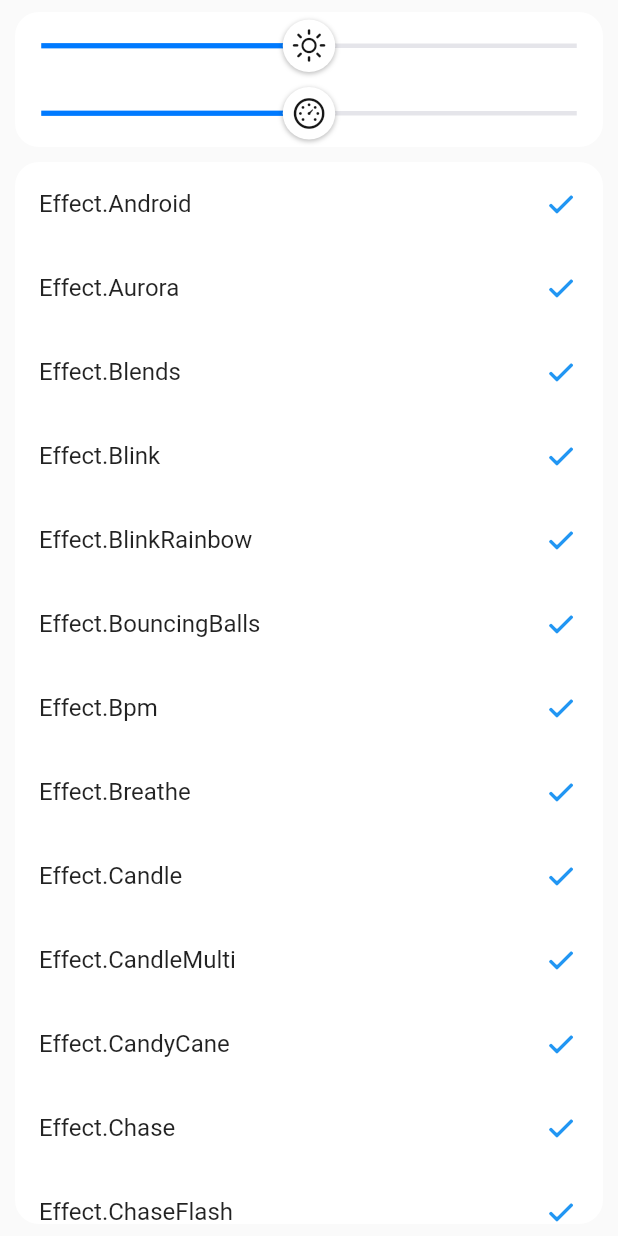
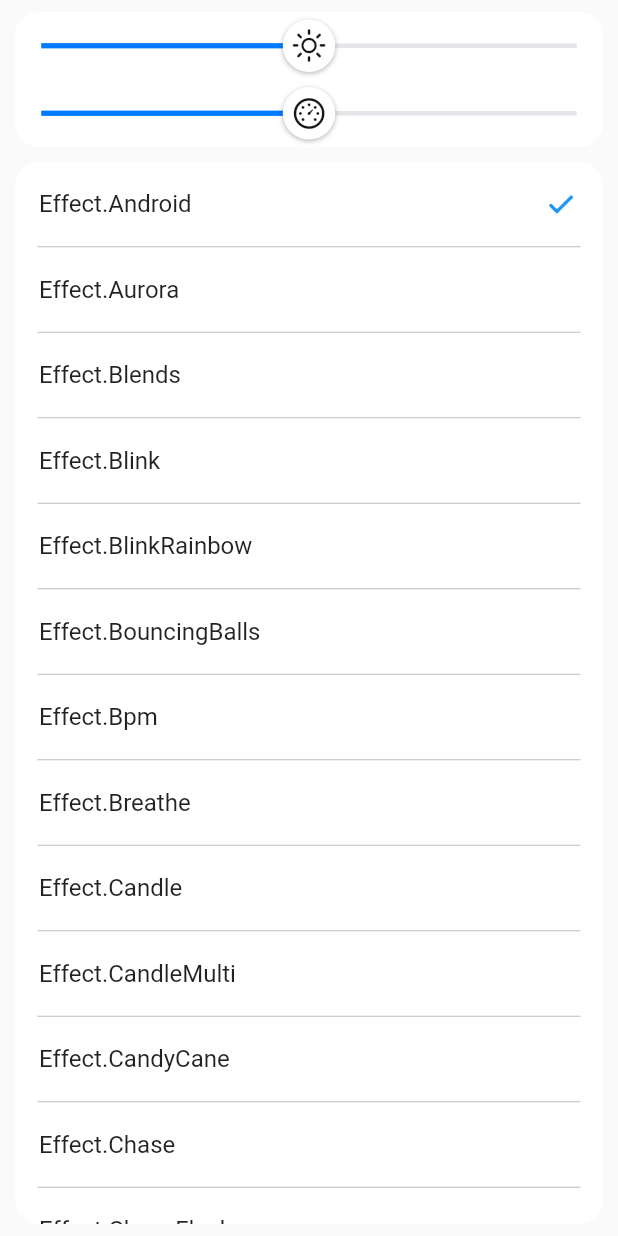
Before and after one commit to Light-Master/LightMaster, a Flutter app: the EffectsLightSettings widget shown alone on an empty page, opened directly, on a phone screen of 412 x 824 dp. Run offline on Flutter 3.47's test engine with Material 2 defaults, Android fonts, the light colour scheme and no system bars; drawn by our look-alikes of flutter_xlider; our stand-ins replace scroll_to_index, tuple; missing offline and left inert: flex_color_picker, flutter_custom_cards, flutter_radio_button_group.

Commit message:
implement Effect LightSettings screen

```diff
--- a/light_master_app/lib/core/models/light.dart
+++ b/light_master_app/lib/core/models/light.dart
@@ -11,7 +11,7 @@ class SolidLight extends Light {
 }
 
 class EffectLight extends Light {
-  final String effect;
+  final Effect effect;
   final double brightness;
   final double speed;
 
--- a/light_master_app/lib/widgets/effects_light_settings.dart
+++ b/light_master_app/lib/widgets/effects_light_settings.dart
@@ -1,6 +1,5 @@
 import 'package:flutter/cupertino.dart';
 import 'package:flutter/material.dart';
-import 'package:flutter_xlider/flutter_xlider.dart';
 import 'package:light_master_app/core/models/light.dart';
 import 'package:light_master_app/core/models/light_source.dart';
 import 'package:light_master_app/widgets/slider.dart';
@@ -13,10 +12,16 @@ class EffectsLightSettings extends StatelessWidget {
   final sliderIconColor = CupertinoColors.darkBackgroundGray;
   final double sliderIconSize = 24;
 
+  final double dividerHorizontalPadding = 15;
+
   @override
   Widget build(BuildContext context) {
-    return Consumer<LightSource>(
-        builder: (builder, lightSource, child) => Column(children: [
+    return Consumer<LightSource>(builder: (builder, lightSource, child) {
+      if (lightSource.light is SolidLight) {
+        lightSource.light = EffectLight(Effect.Android, 50, 50);
+      }
+      var effectLight = lightSource.light as EffectLight;
+      return Column(children: [
         Row(children: [
           Expanded(
               child: Container(
@@ -28,6 +33,7 @@ class EffectsLightSettings extends StatelessWidget {
                         children: [
                           Expanded(
                               child: LMSlider(
+                                  effectLight.brightness,
                                   0,
                                   100,
                                   Icon(
@@ -35,14 +41,16 @@ class EffectsLightSettings extends StatelessWidget {
                                     color: sliderIconColor,
                                     size: sliderIconSize,
                                   ),
-                                        (newValue) => print(
-                                            "setting effect brightness to $newValue")))
+                                  (newBrightness) => lightSource.light =
+                                      EffectLight(effectLight.effect,
+                                          newBrightness, effectLight.speed)))
                         ],
                       ),
                       Row(
                         children: [
                           Expanded(
                               child: LMSlider(
+                                  50,
                                   0,
                                   100,
                                   Icon(
@@ -50,8 +58,10 @@ class EffectsLightSettings extends StatelessWidget {
                                     color: sliderIconColor,
                                     size: sliderIconSize,
                                   ),
-                                        (newValue) => print(
-                                            "setting effect speed to $newValue")))
+                                  (newSpeed) => lightSource.light = EffectLight(
+                                      effectLight.effect,
+                                      effectLight.brightness,
+                                      newSpeed)))
                         ],
                       )
                     ],
@@ -60,89 +70,53 @@ class EffectsLightSettings extends StatelessWidget {
         Expanded(
             child: Container(
                 decoration: roundedCardDecoration,
-                      margin: EdgeInsets.only(
-                          top: 10, left: 10, right: 10, bottom: 8),
+                margin:
+                    EdgeInsets.only(top: 10, left: 10, right: 10, bottom: 8),
                 child: ListView(
                   children: Effect.values
-                            .map((e) => ListTile(
+                      .asMap()
+                      .entries
+                      .map((entry) {
+                        var currentEffect = entry.value;
+                        var firstEntry = entry.key == 0;
+
+                        var listEntry = ListTile(
                             title: Text(
-                                  e.toString(),
+                              currentEffect.toString(),
                             ),
-                                trailing: (Icon(
+                            onTap: () {
+                              var effectLight =
+                                  lightSource.light as EffectLight;
+                              lightSource.light = EffectLight(currentEffect,
+                                  effectLight.brightness, effectLight.speed);
+                            },
+                            trailing: lightSource.light is EffectLight &&
+                                    (lightSource.light as EffectLight).effect ==
+                                        currentEffect
+                                ? Icon(
                                     CupertinoIcons.checkmark_alt,
                                     color: Colors.blue,
-                                ))))
+                                  )
+                                : null);
+
+                        if (firstEntry) {
+                          return [listEntry];
+                        } else {
+                          return [
+                            Padding(
+                                padding: EdgeInsets.only(
+                                    left: dividerHorizontalPadding,
+                                    right: dividerHorizontalPadding),
+                                child: Divider(
+                                    height: 1, color: Colors.grey[400])),
+                            listEntry
+                          ];
+                        }
+                      })
+                      .expand((element) => element)
                       .toList(),
                 )))
-            ]));
-    // Consumer<LightSource>(
-    //     builder: (builder, lightSource, child) => Material(
-    //         child: ListView(
-    //             children: Effect.values
-    //                 .map((e) => ListTile(
-    //                     title: Text(
-    //                       e.toString(),
-    //                     ),
-    //                     trailing: (Icon(
-    //                       CupertinoIcons.checkmark_alt,
-    //                       color: Colors.blue,
-    //                     ))))
-    //                 .toList())))
+      ]);
+    });
   }
 }
-
-// class _EffectsLightSettingsState extends State<EffectsLightSettings> {
-//   final List<String> effects = [
-//     "Solid",
-//     "Effect1",
-//     "Effect2",
-//     "Effect3",
-//     "Effect4",
-//     "Effect5",
-//     "Effect6",
-//     "Effect7",
-//     "Effect8",
-//     "Effect9",
-//     "Effect10",
-//     "Effect12",
-//     "Effect13",
-//     "Effect14",
-//     "Effect15",
-//     "Effect16",
-//     "Effect17",
-//     "Effect18",
-//     "Effect19"
-//   ];
-//   int selectedIndex = 0;
-
-//   @override
-//   Widget build(BuildContext context) {
-// return Material(
-//     child: ListView.builder(
-//   // Let the ListView know how many items it needs to build.
-//   itemCount: effects.length,
-//   // Provide a builder function. This is where the magic happens.
-//   // Convert each item into a widget based on the type of item it is.
-//   itemBuilder: (context, index) {
-//     final item = effects[index];
-//     return Column(
-//       children: <Widget>[
-//         ListTile(
-//           title: Text(item),
-//           trailing: selectedIndex == index
-//               ? Icon(
-//                   CupertinoIcons.check_mark,
-//                   color: Colors.blue,
-//                 )
-//               : null,
-//           onTap: () => setState(() {
-//             selectedIndex = index;
-//           }),
-//         ),
-//         Divider(), //                           <-- Divider
-//       ],
-//     );
-//   },
-// ));
-//   }
-// }
--- a/light_master_app/lib/widgets/light_settings_sheet_footer.dart
+++ b/light_master_app/lib/widgets/light_settings_sheet_footer.dart
@@ -2,63 +2,15 @@ import 'package:flutter/cupertino.dart';
 import 'package:flutter/material.dart';
 import 'package:flutter_xlider/flutter_xlider.dart';
 
-class LightSettingsSheetFooter extends StatefulWidget {
+class LightSettingsSheetFooter extends StatelessWidget {
   final VoidCallback cancelCallback;
 
   LightSettingsSheetFooter(this.cancelCallback);
 
   @override
-  _LightSettingsSheetFooterState createState() =>
-      _LightSettingsSheetFooterState();
-}
-
-class _LightSettingsSheetFooterState extends State<LightSettingsSheetFooter> {
-  double _brightnessValue = 100;
-  double _speedValue = 100;
-  double _intensityValue = 100;
-
-  @override
   Widget build(BuildContext context) {
     final double buttonWidth = 150;
-
-    final sliderTrackBar = FlutterSliderTrackBar(
-        activeTrackBar: BoxDecoration(
-          color: CupertinoColors.activeBlue,
-        ),
-        inactiveTrackBar:
-            BoxDecoration(color: CupertinoColors.lightBackgroundGray));
-
     return Column(children: [
-      // FlutterSlider(
-      //   values: [_speedValue],
-      //   max: 255,
-      //   min: 0,
-      //   onDragging: (handlerIndex, lowerValue, upperValue) =>
-      //       setState(() => _speedValue = lowerValue),
-      //   trackBar: sliderTrackBar,
-      //   handler: FlutterSliderHandler(
-      //     child: Icon(
-      //       CupertinoIcons.speedometer,
-      //       color: CupertinoColors.darkBackgroundGray,
-      //       size: 24,
-      //     ),
-      //   ),
-      // ),
-      // FlutterSlider(
-      //   values: [_intensityValue],
-      //   max: 255,
-      //   min: 0,
-      //   onDragging: (handlerIndex, lowerValue, upperValue) =>
-      //       setState(() => _intensityValue = lowerValue),
-      //   trackBar: sliderTrackBar,
-      //   handler: FlutterSliderHandler(
-      //     child: Icon(
-      //       CupertinoIcons.flame,
-      //       color: CupertinoColors.darkBackgroundGray,
-      //       size: 24,
-      //     ),
-      //   ),
-      // ),
       Row(mainAxisAlignment: MainAxisAlignment.spaceAround, children: [
         Container(
             padding: EdgeInsets.only(bottom: 20, left: 15, right: 15),
@@ -69,7 +21,7 @@ class _LightSettingsSheetFooterState extends State<LightSettingsSheetFooter> {
                     primary: Colors.black, backgroundColor: Colors.grey[300]),
                 onPressed: () {
                   Navigator.pop(context);
-                  this.widget.cancelCallback();
+                  this.cancelCallback();
                 })),
         Container(
             padding: EdgeInsets.only(bottom: 20, left: 15, right: 15),
--- a/light_master_app/lib/widgets/slider.dart
+++ b/light_master_app/lib/widgets/slider.dart
@@ -5,13 +5,14 @@ import 'package:flutter_xlider/flutter_xlider.dart';
 typedef void OnSliderValueChanged(double);
 
 class LMSlider extends StatefulWidget {
+  final double initialValue;
   final double minValue;
   final double maxValue;
   final Icon sliderIcon;
   final OnSliderValueChanged onSliderValueChanged;
 
-  LMSlider(
-      this.minValue, this.maxValue, this.sliderIcon, this.onSliderValueChanged);
+  LMSlider(this.initialValue, this.minValue, this.maxValue, this.sliderIcon,
+      this.onSliderValueChanged);
 
   @override
   State<StatefulWidget> createState() => _LMSliderState();
```
Lines whose indentation alone changed are shown as unchanged.
